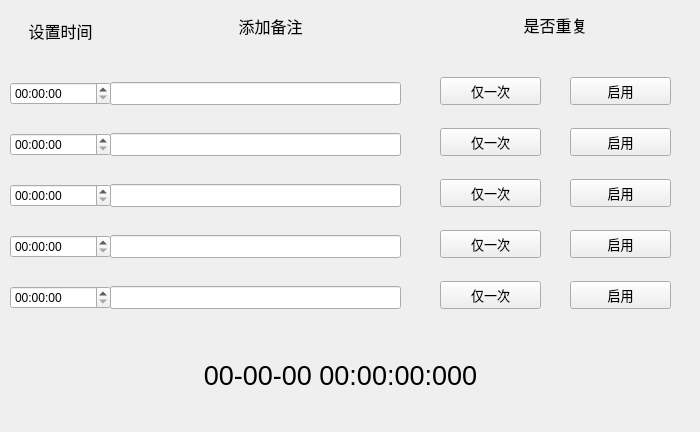
Old version of the form realProgect/alarm.ui in the repository Arthur381/QTproject.
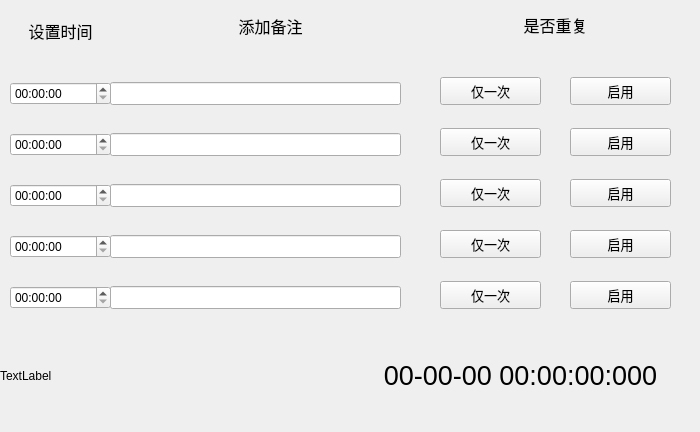
New version of the form.

What changed in the file:
```diff
--- a/realProgect/alarm.ui
+++ b/realProgect/alarm.ui
@@ -28,9 +28,9 @@
   <widget class="QLabel" name="curtime">
    <property name="geometry">
     <rect>
-     <x>160</x>
+     <x>350</x>
      <y>320</y>
-     <width>361</width>
+     <width>341</width>
      <height>111</height>
     </rect>
    </property>
@@ -109,7 +109,7 @@
     <set>Qt::AlignCenter</set>
    </property>
   </widget>
-  <widget class="QWidget" name="">
+  <widget class="QWidget" name="layoutWidget">
    <property name="geometry">
     <rect>
      <x>10</x>
@@ -166,7 +166,7 @@
     </item>
    </layout>
   </widget>
-  <widget class="QWidget" name="">
+  <widget class="QWidget" name="layoutWidget">
    <property name="geometry">
     <rect>
      <x>110</x>
@@ -223,7 +223,7 @@
     </item>
    </layout>
   </widget>
-  <widget class="QWidget" name="">
+  <widget class="QWidget" name="layoutWidget">
    <property name="geometry">
     <rect>
      <x>440</x>
@@ -295,7 +295,7 @@
     </item>
    </layout>
   </widget>
-  <widget class="QWidget" name="">
+  <widget class="QWidget" name="layoutWidget">
    <property name="geometry">
     <rect>
      <x>570</x>
@@ -367,6 +367,19 @@
     </item>
    </layout>
   </widget>
+  <widget class="QLabel" name="l1">
+   <property name="geometry">
+    <rect>
+     <x>0</x>
+     <y>320</y>
+     <width>211</width>
+     <height>111</height>
+    </rect>
+   </property>
+   <property name="text">
+    <string>TextLabel</string>
+   </property>
+  </widget>
  </widget>
  <resources/>
  <connections/>
```
